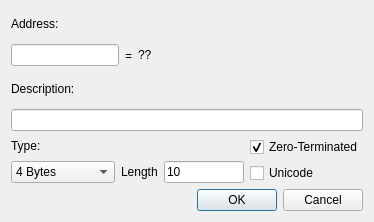
This is GUI/AddAddressManuallyDialog.ui in korcankaraokcu/PINCE as Qt 5 draws it before an edit. The edited form follows.
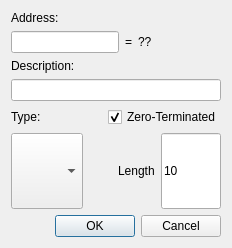
This is the edited form.

Commit message: Added UTF16 and UTF32 string data types Refactored all data-type related functions You can now add new string data types by just modifying type_defs.py

```diff
--- a/GUI/AddAddressManuallyDialog.ui
+++ b/GUI/AddAddressManuallyDialog.ui
@@ -6,21 +6,37 @@
    <rect>
     <x>0</x>
     <y>0</y>
-    <width>374</width>
-    <height>222</height>
+    <width>232</width>
+    <height>248</height>
    </rect>
   </property>
+  <property name="sizePolicy">
+   <sizepolicy hsizetype="Expanding" vsizetype="Fixed">
+    <horstretch>0</horstretch>
+    <verstretch>0</verstretch>
+   </sizepolicy>
+  </property>
   <property name="maximumSize">
    <size>
-    <width>374</width>
-    <height>222</height>
+    <width>16777215</width>
+    <height>248</height>
    </size>
   </property>
   <property name="windowTitle">
    <string>Add Address Manually</string>
   </property>
-  <layout class="QVBoxLayout" name="verticalLayout_5">
-   <item>
+  <layout class="QGridLayout" name="gridLayout">
+   <item row="3" column="0">
+    <widget class="QDialogButtonBox" name="buttonBox">
+     <property name="orientation">
+      <enum>Qt::Horizontal</enum>
+     </property>
+     <property name="standardButtons">
+      <set>QDialogButtonBox::Cancel|QDialogButtonBox::Ok</set>
+     </property>
+    </widget>
+   </item>
+   <item row="0" column="0">
     <layout class="QVBoxLayout" name="verticalLayout_2">
      <item>
       <widget class="QLabel" name="label">
@@ -84,7 +100,7 @@
      </item>
     </layout>
    </item>
-   <item>
+   <item row="1" column="0">
     <layout class="QVBoxLayout" name="verticalLayout">
      <item>
       <widget class="QLabel" name="label_4">
@@ -102,10 +118,10 @@
      </item>
     </layout>
    </item>
-   <item>
-    <layout class="QHBoxLayout" name="horizontalLayout_3">
+   <item row="2" column="0">
+    <layout class="QVBoxLayout" name="verticalLayout_3">
      <item>
-      <layout class="QVBoxLayout" name="verticalLayout_4">
+      <layout class="QHBoxLayout" name="horizontalLayout_3">
        <item>
         <widget class="QLabel" name="label_5">
          <property name="text">
@@ -114,99 +130,18 @@
         </widget>
        </item>
        <item>
-        <layout class="QHBoxLayout" name="horizontalLayout_2">
-         <item>
-          <widget class="QComboBox" name="comboBox_ValueType">
-           <property name="currentIndex">
-            <number>2</number>
-           </property>
-           <property name="sizeAdjustPolicy">
-            <enum>QComboBox::AdjustToContents</enum>
-           </property>
-           <item>
-            <property name="text">
-             <string>Byte</string>
-            </property>
-           </item>
-           <item>
-            <property name="text">
-             <string>2 Bytes</string>
-            </property>
-           </item>
-           <item>
-            <property name="text">
-             <string>4 Bytes</string>
-            </property>
-           </item>
-           <item>
-            <property name="text">
-             <string>8 Bytes</string>
-            </property>
-           </item>
-           <item>
-            <property name="text">
-             <string>Float</string>
-            </property>
-           </item>
-           <item>
-            <property name="text">
-             <string>Double</string>
-            </property>
-           </item>
-           <item>
-            <property name="text">
-             <string>String</string>
-            </property>
-           </item>
-           <item>
-            <property name="text">
-             <string>Array of bytes</string>
-            </property>
-           </item>
-          </widget>
-         </item>
-         <item>
-          <widget class="QLabel" name="label_length">
-           <property name="text">
-            <string>Length</string>
-           </property>
-          </widget>
-         </item>
-         <item>
-          <widget class="QLineEdit" name="lineEdit_length">
-           <property name="sizePolicy">
-            <sizepolicy hsizetype="Expanding" vsizetype="Fixed">
-             <horstretch>0</horstretch>
-             <verstretch>0</verstretch>
-            </sizepolicy>
-           </property>
-           <property name="inputMask">
-            <string/>
-           </property>
-           <property name="text">
-            <string>10</string>
-           </property>
-          </widget>
-         </item>
-         <item>
-          <spacer name="horizontalSpacer_2">
-           <property name="orientation">
-            <enum>Qt::Horizontal</enum>
-           </property>
-           <property name="sizeHint" stdset="0">
-            <size>
-             <width>13</width>
-             <height>20</height>
-            </size>
-           </property>
-          </spacer>
-         </item>
-        </layout>
+        <spacer name="horizontalSpacer_3">
+         <property name="orientation">
+          <enum>Qt::Horizontal</enum>
+         </property>
+         <property name="sizeHint" stdset="0">
+          <size>
+           <width>40</width>
+           <height>20</height>
+          </size>
+         </property>
+        </spacer>
        </item>
-      </layout>
-     </item>
-     <item>
-      <layout class="QVBoxLayout" name="verticalLayout_3">
        <item>
         <widget class="QCheckBox" name="checkBox_zeroterminate">
          <property name="text">
@@ -217,10 +152,65 @@
          </property>
         </widget>
        </item>
+      </layout>
+     </item>
+     <item>
+      <layout class="QHBoxLayout" name="horizontalLayout_2">
        <item>
-        <widget class="QCheckBox" name="checkBox_Unicode">
+        <widget class="QComboBox" name="comboBox_ValueType">
+         <property name="sizePolicy">
+          <sizepolicy hsizetype="Preferred" vsizetype="Preferred">
+           <horstretch>0</horstretch>
+           <verstretch>0</verstretch>
+          </sizepolicy>
+         </property>
+         <property name="currentIndex">
+          <number>-1</number>
+         </property>
+         <property name="sizeAdjustPolicy">
+          <enum>QComboBox::AdjustToContents</enum>
+         </property>
+        </widget>
+       </item>
+       <item>
+        <spacer name="horizontalSpacer_2">
+         <property name="orientation">
+          <enum>Qt::Horizontal</enum>
+         </property>
+         <property name="sizeHint" stdset="0">
+          <size>
+           <width>13</width>
+           <height>20</height>
+          </size>
+         </property>
+        </spacer>
+       </item>
+       <item>
+        <widget class="QLabel" name="label_length">
          <property name="text">
-          <string>Unicode</string>
+          <string>Length</string>
+         </property>
+        </widget>
+       </item>
+       <item>
+        <widget class="QLineEdit" name="lineEdit_length">
+         <property name="sizePolicy">
+          <sizepolicy hsizetype="Fixed" vsizetype="Expanding">
+           <horstretch>0</horstretch>
+           <verstretch>0</verstretch>
+          </sizepolicy>
+         </property>
+         <property name="maximumSize">
+          <size>
+           <width>60</width>
+           <height>16777215</height>
+          </size>
+         </property>
+         <property name="inputMask">
+          <string/>
+         </property>
+         <property name="text">
+          <string>10</string>
          </property>
         </widget>
        </item>
@@ -228,16 +218,6 @@
      </item>
     </layout>
    </item>
-   <item>
-    <widget class="QDialogButtonBox" name="buttonBox">
-     <property name="orientation">
-      <enum>Qt::Horizontal</enum>
-     </property>
-     <property name="standardButtons">
-      <set>QDialogButtonBox::Cancel|QDialogButtonBox::Ok</set>
-     </property>
-    </widget>
-   </item>
   </layout>
  </widget>
  <resources/>
```
The commit also changes 12 other files.
